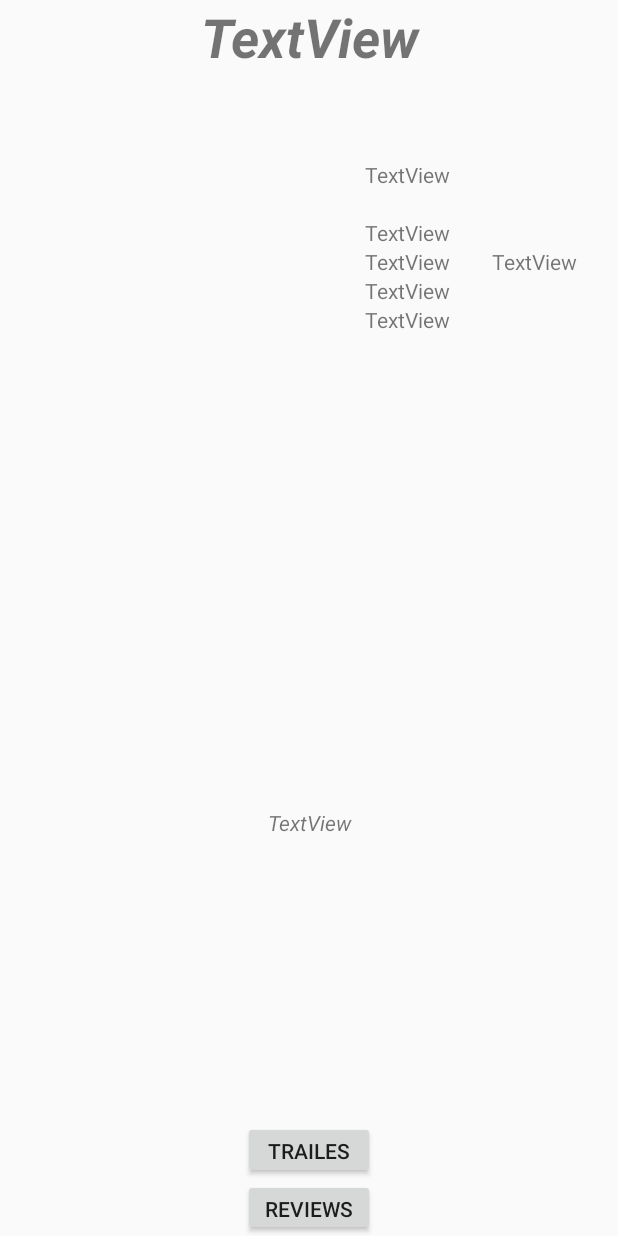
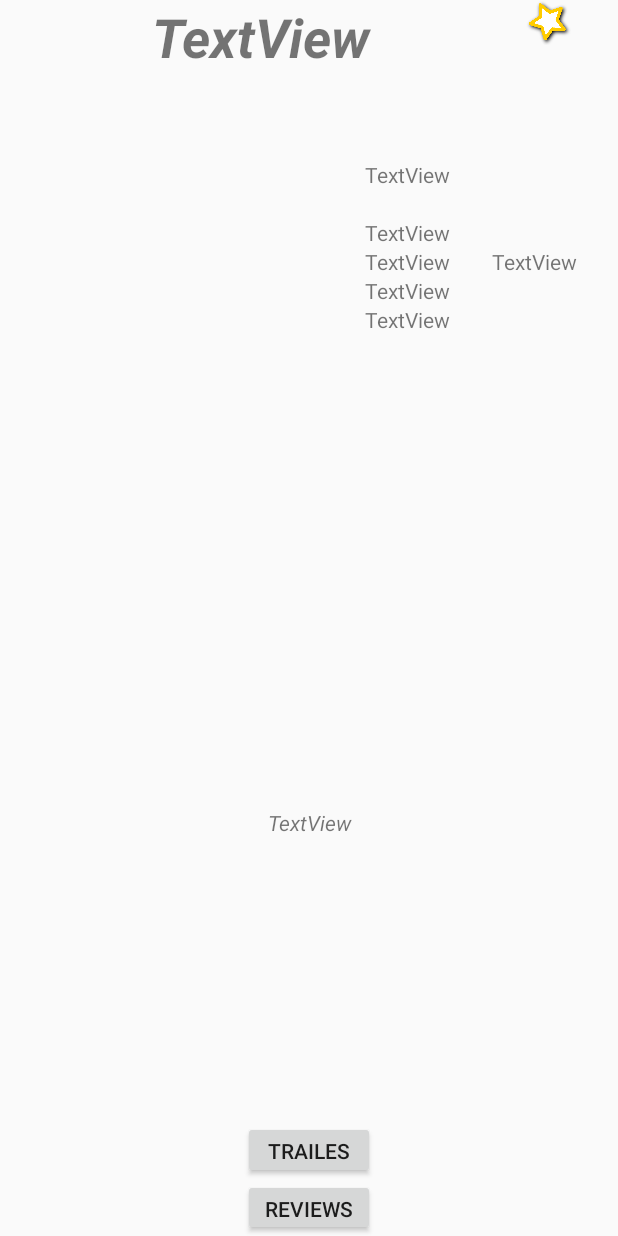
Before and after one commit to XavierJordaMurria/Les-Pel-l-cules, an Android app: the MovieDetailActivity screen opened directly, with no data from a screen before it, on a phone screen of 412 x 824 dp. Run offline under Robolectric (Android 15) with nearby library versions, the phone set to English and light mode, and no system bars; our stand-ins replace Picasso; libraries missing offline, so code that uses them is left out: com.facebook.stetho; pictures from the network do not load; 15 statements that could not run were skipped.

Commit message:
Adding favourite start in the movie details view.

```diff
--- a/app/src/main/java/cat/jorda/xavier/lespellicules/moviedetails/MovieDetailActivity.java
+++ b/app/src/main/java/cat/jorda/xavier/lespellicules/moviedetails/MovieDetailActivity.java
@@ -35,13 +35,14 @@ public class MovieDetailActivity extends FragmentActivity implements IHttpReques
 {
     private static final String TAG = "MovieDetailActivity";
 
-    private ImageView poster;
+    private ImageView poster,favStar;
     private TextView movieTitle, releaseDate, duration, originalLang, score, scoreCount, popularity, adultType, overview;
     private MovieInfo currentMovie;
     private Button  trailersBtn, reviewsBtn;
     private FrameLayout frameLayout;
 
     private int itemClicked;
+    private boolean favStartClicked = false;
 
     @Override
     protected void onCreate(Bundle savedInstanceState)
@@ -81,6 +82,24 @@ public class MovieDetailActivity extends FragmentActivity implements IHttpReques
         });
 
         frameLayout = (FrameLayout)findViewById(R.id.details_frame);
+
+        favStar = (ImageView)findViewById(R.id.fav_star);
+
+        favStar.setOnClickListener((View v) ->
+        {
+            if(favStartClicked)
+            {
+                favStar.setImageResource(R.drawable.fav_start_0);
+                //remove to the DB
+            }
+            else
+            {
+                favStar.setImageResource(R.drawable.fav_start_1);
+                //add to the DB
+            }
+
+            favStartClicked = !favStartClicked;
+        });
 
         fillView(currentMoviecurrentMovie);
 
--- a/app/src/main/java/cat/jorda/xavier/lespellicules/util/Constants.java
+++ b/app/src/main/java/cat/jorda/xavier/lespellicules/util/Constants.java
@@ -37,7 +37,7 @@ public class Constants
      * Get your onw key from the following link
      * https://www.themoviedb.org/?_dc=1481275050
      */
-    public static final String TMDB_KEY = "your key";
+    public static final String TMDB_KEY = "5aa4e3449bf8f62af8d2c2c02089946c";
     public static final String TMDB_BASE_URL = "https://api.themoviedb.org/3/movie/";
     public static final String TMDB_BASE_IMG_URL = "http://image.tmdb.org/t/p/w500//";
 
--- a/app/src/main/res/layout/movie_detail.xml
+++ b/app/src/main/res/layout/movie_detail.xml
@@ -21,16 +21,35 @@
                 android:layout_height="fill_parent"
                 android:weightSum="70">
 
-                <TextView
-                    android:text="TextView"
+                <LinearLayout
+                    android:orientation="horizontal"
                     android:layout_width="match_parent"
+                    android:layout_height="0dp"
                     android:layout_weight="10"
-                    android:id="@+id/movie_details_title"
-                    android:textAlignment="center"
-                    android:textSize="36sp"
-                    android:textStyle="normal|bold|italic"
-                    android:textAllCaps="false"
-                    android:layout_height="0dp"/>
+                    android:weightSum="100"
+                    android:layout_marginLeft="5dp"
+                    android:layout_marginRight="18dp">
+
+                    <TextView
+                        android:text="TextView"
+                        android:layout_width="0dp"
+                        android:layout_weight="98"
+                        android:id="@+id/movie_details_title"
+                        android:textAlignment="center"
+                        android:textSize="36sp"
+                        android:textStyle="normal|bold|italic"
+                        android:textAllCaps="false"
+                        android:layout_height="match_parent"/>
+
+                    <ImageView
+                        android:layout_width="30dp"
+                        android:layout_height="30dp"
+                        android:id="@+id/fav_star"
+                        android:src="@drawable/fav_start_0"
+                        android:layout_centerVertical="true"
+                        android:layout_marginRight="15dp"
+                        android:layout_weight="5"/>
+                </LinearLayout>
 
                 <LinearLayout
                     android:orientation="horizontal"
--- a/app/src/main/res/values/colors.xml
+++ b/app/src/main/res/values/colors.xml
@@ -3,4 +3,6 @@
     <color name="colorPrimary">#3F51B5</color>
     <color name="colorPrimaryDark">#303F9F</color>
     <color name="colorAccent">#FF4081</color>
+    <color name="colorOn">#ffffff</color>
+    <color name="colorOff">#daa520</color>
 </resources>
--- a/app/src/main/res/values/styles.xml
+++ b/app/src/main/res/values/styles.xml
@@ -8,4 +8,10 @@
         <item name="colorAccent">@color/colorAccent</item>
     </style>
 
+    <!--For rating Starr -->
+    <style name="RatingStarfeed" parent="Theme.AppCompat">
+        <item name="colorControlNormal">@color/colorOn</item>
+        <item name="colorControlActivated">@color/colorOff</item>
+    </style>
+
 </resources>
```
Also changed, not shown: app/src/main/res/drawable/fav_start_0.png (added), app/src/main/res/drawable/fav_start_1.png (added).
